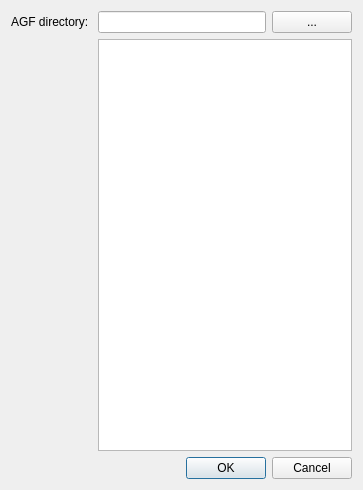
heterophyllus/Geopter, file src/general_configuration_dialog.ui: the form before one commit.
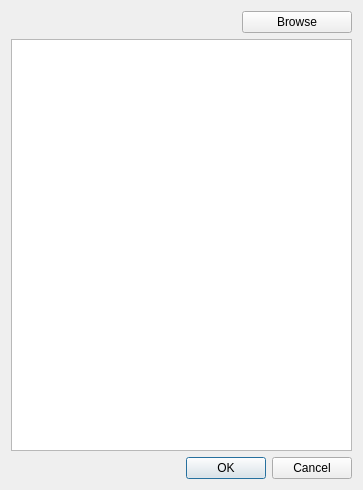
The form after the commit.

```diff
--- a/src/general_configuration_dialog.ui
+++ b/src/general_configuration_dialog.ui
@@ -14,23 +14,13 @@
    <string>Dialog</string>
   </property>
   <layout class="QGridLayout" name="gridLayout">
-   <item row="0" column="0">
-    <widget class="QLabel" name="label">
-     <property name="text">
-      <string>AGF directory: </string>
-     </property>
-    </widget>
-   </item>
    <item row="0" column="2">
     <widget class="QPushButton" name="buttonBrowseAGF">
      <property name="text">
-      <string>...</string>
+      <string>Browse</string>
      </property>
     </widget>
    </item>
-   <item row="0" column="1">
-    <widget class="QLineEdit" name="editAGFpath"/>
-   </item>
    <item row="2" column="0" colspan="3">
     <widget class="QDialogButtonBox" name="buttonBox">
      <property name="orientation">
@@ -41,7 +31,7 @@
      </property>
     </widget>
    </item>
-   <item row="1" column="1" colspan="2">
+   <item row="1" column="0" colspan="3">
     <widget class="QListWidget" name="listCatalogs"/>
    </item>
   </layout>
```
